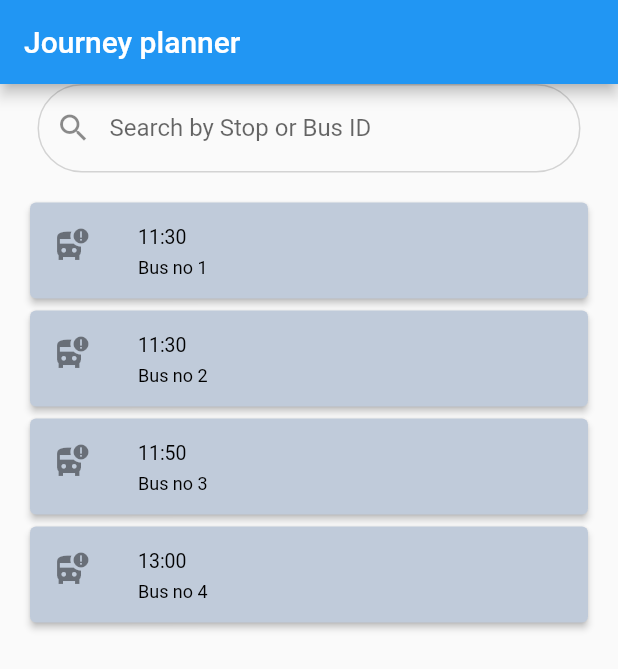
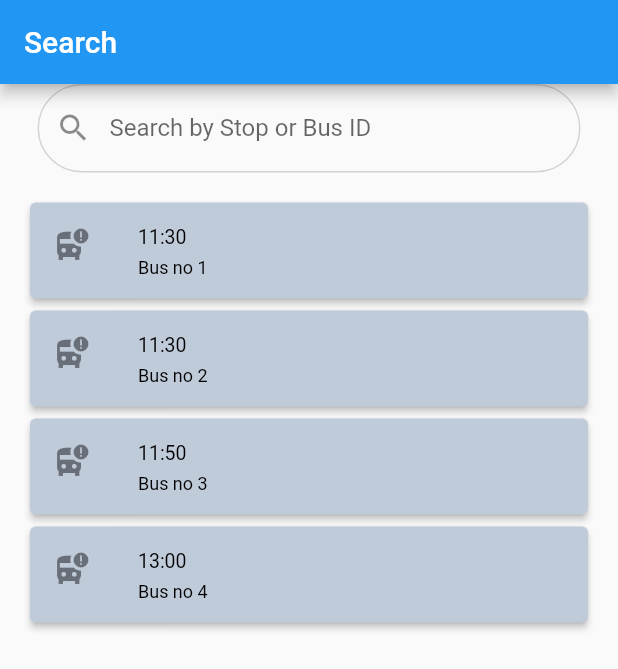
Before and after one commit to yashtejani/TDP5, a Flutter app: the JourneyPlanner screen opened directly, on a phone screen of 412 x 824 dp. Shown: the top 669 px of the screen. Run offline on Flutter 3.47's test engine with Material 2 defaults, Android fonts, the phone set to English and light mode, and no system bars; our stand-ins replace fluttertoast, sizer.

Commit message:
journey planner removed

```diff
--- a/lib/screens/search.dart
+++ b/lib/screens/search.dart
@@ -17,7 +17,7 @@ class JourneyPlanner extends StatelessWidget {
 
     return Scaffold(
         appBar: AppBar(
-          title: const Text('Journey planner'),
+          title: const Text('Search'),
         ),
         body: Column(
           children: <Widget>[
```
Also changed, not shown: 6 other files.
